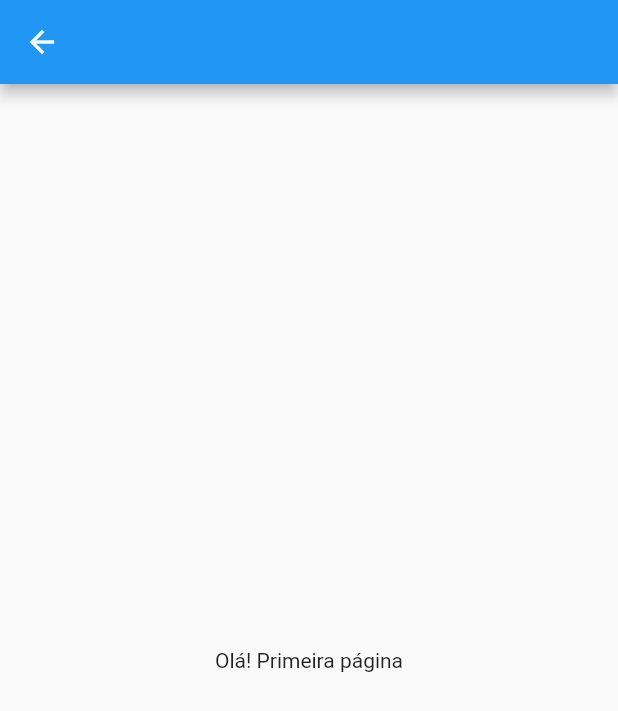
After one commit to matiasfilho81/ads_usf_2020_2s, a Flutter app: the screen it shows after launch, after a tap on an icon or button, on a phone screen of 412 x 824 dp. The commit adds this screen. Shown: the top 711 px of the screen. Run offline on Flutter 3.47's test engine with Material 2 defaults, Android fonts, the phone set to English and light mode, and no system bars.

Commit message:
parte da animacao

```diff
--- a/app_usf_2020_2s/lib/commom/appColors.dart
+++ b/app_usf_2020_2s/lib/commom/appColors.dart
@@ -9,4 +9,8 @@ class AppColors {
 
   // botão
   static const Color bottons = Colors.green;
+
+  // fundo do programa
+  static const Color backgnd = Colors.black54;
+  static const Color backgndAvatar = Colors.amber;
 }
--- a/app_usf_2020_2s/lib/main.dart
+++ b/app_usf_2020_2s/lib/main.dart
@@ -1,43 +1,66 @@
 import 'package:app_usf_2020_2s/commom/appColors.dart';
+import 'package:app_usf_2020_2s/fadeAnimation.dart';
+import 'package:app_usf_2020_2s/primeiraPagina.dart';
+import 'package:app_usf_2020_2s/rotationAnimation.dart';
+import 'package:app_usf_2020_2s/segundaPagina.dart';
 import 'package:flutter/material.dart';
 
 void main() {
-  runApp(MyApp());
+  runApp(MaterialApp(
+    routes: {
+      PrimeiraPagina.routeName: (context) => PrimeiraPagina(),
+      SegundaPagina.routeName: (context) => SegundaPagina(),
+      FadeAnimation.routeName: (context) => FadeAnimation(),
+      RotationAnimation.routeName: (context) => RotationAnimation()
+    },
+    home: build(),
+  ));
 }
 
-class MyApp extends StatelessWidget {
-  @override
+build() {
+  return SafeArea(
+    child: Scaffold(
+      appBar: AppBar(
+        title: Text("Página de Transação"),
+      ),
+      body: ListView.builder(
+        itemBuilder: (context, index) {
+          return Padding(
+            padding: const EdgeInsets.all(8.0),
+            child: Card(
+              child: ListTile(
+                onTap: () {
+                  Navigator.of(context).pushNamed(animationTypeList[index]);
+                },
+                leading: CircleAvatar(
+                  backgroundColor: AppColors.backgndAvatar,
+                  child: Text("${index + 1}"),
+                ),
+                title: Text(animationTypeList[index].toString()),
+              ),
+            ),
+          );
+        },
+        itemCount: animationTypeList.length,
+      ),
+    ),
+  );
+}
+
+var animationTypeList = [
+  PrimeiraPagina.routeName,
+  SegundaPagina.routeName,
+  FadeAnimation.routeName,
+  RotationAnimation.routeName,
+];
+
+class ReturnPage extends StatelessWidget {
   Widget build(BuildContext context) {
-    return MaterialApp(
-      title: 'Flutter Demo',
-      theme: ThemeData(
-        primarySwatch: AppColors.bottons,
-        visualDensity: VisualDensity.adaptivePlatformDensity,
+    return Scaffold(
+      appBar: AppBar(),
+      body: Center(
+        child: Text('Yoooooooooo !'),
       ),
-      home: MyHomePage(title: 'José Matias Lemes Filho'),
     );
   }
 }
-
-class MyHomePage extends StatefulWidget {
-  MyHomePage({Key key, this.title}) : super(key: key);
-  final String title;
-
-  @override
-  _MyHomePageState createState() => _MyHomePageState();
-}
-
-class _MyHomePageState extends State<MyHomePage> {
-  List<String> litems = [];
-  final TextEditingController dados = TextEditingController();
-
-  @override
-  Widget build(BuildContext context) {
-    return Scaffold(
-      appBar: AppBar(
-        title: Text(widget.title),
-      ),
-      body: Container(),
-    );
-  }
-}
--- /dev/null
+++ b/app_usf_2020_2s/lib/primeiraPagina.dart
@@ -0,0 +1,20 @@
+import 'package:app_usf_2020_2s/commom/appColors.dart';
+import 'package:flutter/cupertino.dart';
+import 'package:flutter/material.dart';
+
+class PrimeiraPagina extends StatefulWidget {
+  static const routeName = 'Primeira_Pagina';
+  @override
+  _PrimeiraPaginaState createState() => _PrimeiraPaginaState();
+}
+
+class _PrimeiraPaginaState extends State<PrimeiraPagina> {
+  @override
+  Widget build(BuildContext context) {
+    return Scaffold(
+        appBar: AppBar(),
+        body: Center(
+          child: Text("Olá! Primeira página"),
+        ));
+  }
+}
```
Also changed, not shown: app_usf_2020_2s/lib/fadeAnimation.dart (added, +45 -0 lines), app_usf_2020_2s/lib/list.dart (added, +44 -0 lines), app_usf_2020_2s/lib/rotationAnimation.dart (added, +45 -0 lines), app_usf_2020_2s/lib/segundaPagina.dart (added, +21 -0 lines).
